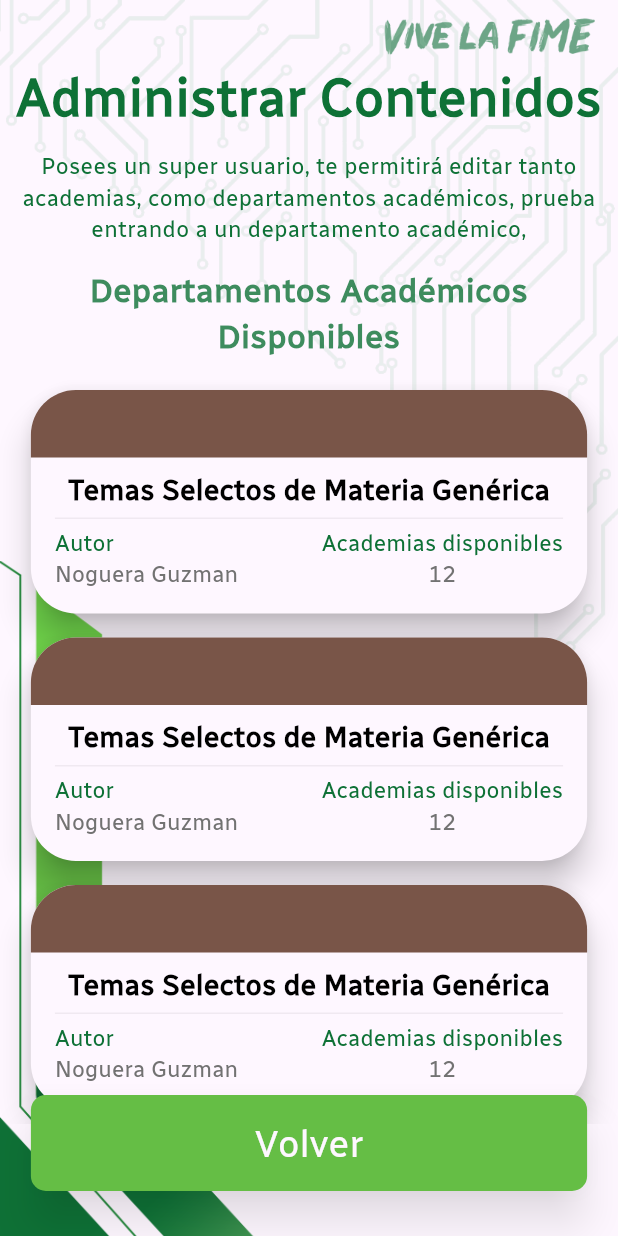
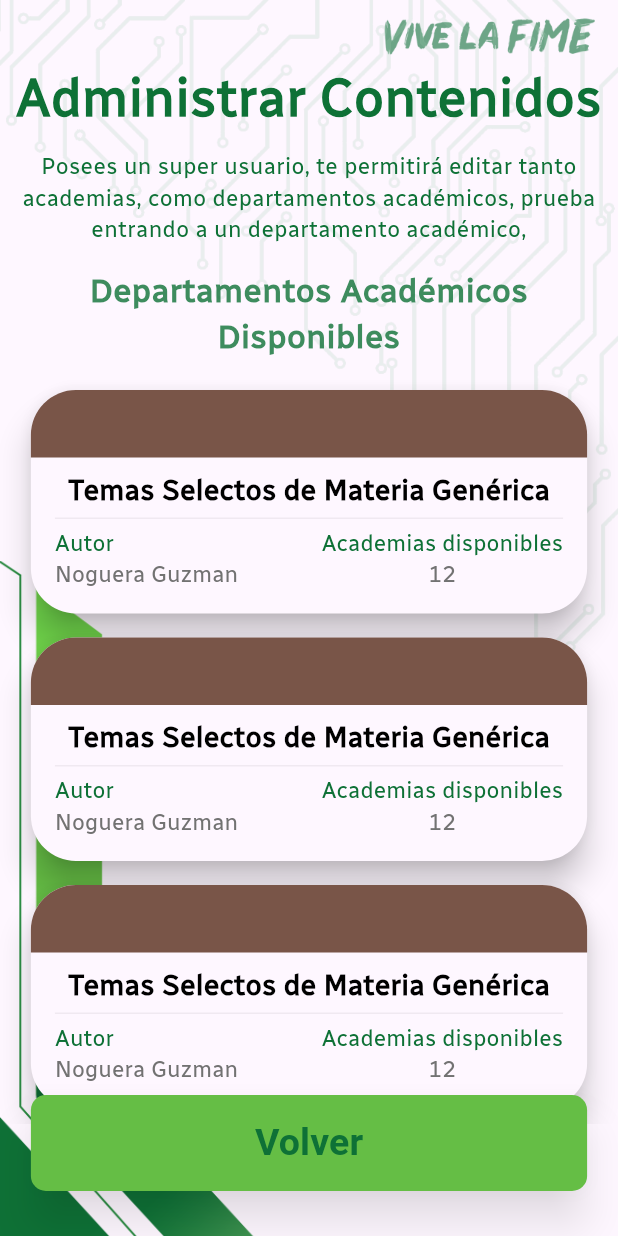
Before and after one commit to AntonioNoguera/project_atenea, a Flutter app: the screen it shows after launch, item 2 of the bottom bar chosen, after a tap on "Editar Contenidos", on a phone screen of 412 x 824 dp. Run offline on Flutter 3.47's test engine with Material 3 defaults, Android fonts, the phone set to English and light mode, and no system bars; our stand-ins replace cloud_firestore, file_picker, firebase_core, flutter_colorpicker, flutter_svg, fluttertoast and 2 more; accounts and stored records are empty.

Commit message:
WIP Feat [ Migrating Button V2  ]

```diff
--- a/lib/src/presentation/pages/home/content_management/manage_content_page.dart
+++ b/lib/src/presentation/pages/home/content_management/manage_content_page.dart
@@ -3,6 +3,8 @@ import 'package:flutter/material.dart';
 import 'package:proyect_atenea/src/presentation/pages/home/content_management/departments/academic_department_item_row.dart';
 import 'package:proyect_atenea/src/presentation/values/app_theme.dart';
 import 'package:proyect_atenea/src/presentation/widgets/atenea_button.dart';
+import 'package:proyect_atenea/src/presentation/widgets/atenea_button_v2.dart';
+import 'package:proyect_atenea/src/presentation/widgets/atenea_dialog.dart';
 import 'package:proyect_atenea/src/presentation/widgets/atenea_scaffold.dart';
 
 
@@ -89,9 +91,12 @@ class ManageContentPage extends StatelessWidget {
                   Row(
                     children: [
                       Expanded(
-                        child: AteneaButton(
+                        child: AteneaButtonV2(
                           text: 'Volver',
-                          backgroundColor: AppColors.secondaryColor,
+                          btnStyles: const AteneaButtonStyles(
+                            backgroundColor: AppColors.secondaryColor,
+                            textColor: AppColors.ateneaWhite,
+                          ),
                           onPressed: () {
                             Navigator.pop(context);
                           },
--- a/lib/src/presentation/pages/home/my_subects/my_subjects_page.dart
+++ b/lib/src/presentation/pages/home/my_subects/my_subjects_page.dart
@@ -2,6 +2,7 @@ import 'package:flutter/material.dart';
 import 'package:proyect_atenea/src/presentation/pages/home/my_subects/widgets/home_subject.dart';
 import 'package:proyect_atenea/src/presentation/values/app_theme.dart';
 import 'package:proyect_atenea/src/presentation/widgets/atenea_button.dart';
+import 'package:proyect_atenea/src/presentation/widgets/atenea_button_v2.dart';
 import 'package:proyect_atenea/src/presentation/widgets/atenea_scaffold.dart';
 
 class MySubjectsPage extends StatelessWidget {
@@ -30,10 +31,15 @@ class MySubjectsPage extends StatelessWidget {
 
             Padding(padding: EdgeInsets.symmetric(
               horizontal: MediaQuery.of(context).size.width * 0.05,),
-              child: AteneaButton(
+              child: AteneaButtonV2(
               text : 'Añadir Nueva Materia',
-              expandedText : true,
-              svgIcon: 'assets/svg/search.svg',
+              xpndText : true,
+
+              svgIcon : SvgButtonStyle(
+                svgPath: 'assets/svg/plus.svg',
+                svgDimentions: 20.0,
+              ),
+
               onPressed: () {
                 print("Pressed");
               }
--- a/lib/src/presentation/pages/home/profile/my_profile_page.dart
+++ b/lib/src/presentation/pages/home/profile/my_profile_page.dart
@@ -5,6 +5,7 @@ import 'package:proyect_atenea/src/presentation/pages/demos/color_picker_demo.da
 import 'package:proyect_atenea/src/presentation/pages/home/content_management/manage_content_page.dart';
 import 'package:proyect_atenea/src/presentation/values/app_theme.dart';
 import 'package:proyect_atenea/src/presentation/widgets/atenea_button.dart';
+import 'package:proyect_atenea/src/presentation/widgets/atenea_button_v2.dart';
 import 'package:proyect_atenea/src/presentation/widgets/atenea_dialog.dart';
 import 'package:proyect_atenea/src/presentation/widgets/atenea_page_animator.dart';
 import 'package:proyect_atenea/src/presentation/widgets/atenea_scaffold.dart';
@@ -36,10 +37,13 @@ class MyProfilePage extends StatelessWidget {
             const SizedBox(height: 20.0),
 
             if (userSession.userPermissions.academy.isNotEmpty || userSession.userPermissions.subject.isNotEmpty )  ...[
-              AteneaButton(
+              AteneaButtonV2(
                 text: 'Editar Contenidos',
-                expandedText: true,
-                svgIcon: 'assets/svg/subjects.svg',
+                xpndText: true,
+                svgIcon : SvgButtonStyle(
+                  svgPath: 'assets/svg/subjects.svg',
+                  svgDimentions: 20.0,
+                ),
                 onPressed: () {
                   Navigator.push(
                     context,
@@ -51,10 +55,13 @@ class MyProfilePage extends StatelessWidget {
             ],
 
             // Mostrar 'Editar Perfil' para todos los tipos de usuarios
-            AteneaButton(
+            AteneaButtonV2(
               text: 'Editar Perfil',
-              expandedText: true,
-              svgIcon: 'assets/svg/account_settings.svg',
+              xpndText: true,
+              svgIcon: SvgButtonStyle(
+                svgPath: 'assets/svg/account_settings.svg',
+                svgDimentions: 20.0
+              ),
               onPressed: () {
                 Navigator.push(
                     context,
@@ -66,10 +73,13 @@ class MyProfilePage extends StatelessWidget {
 
             // Mostrar 'Administrar Usuarios' solo si el usuario es super admin
             if (userSession.userPermissions.academy.isNotEmpty || userSession.userPermissions.subject.isNotEmpty )  ...[
-              AteneaButton(
+              AteneaButtonV2(
                 text: 'Administrar Usuarios',
-                expandedText: true,
-                svgIcon: 'assets/svg/user_list.svg',
+                xpndText: true,
+                 svgIcon : SvgButtonStyle(
+                svgPath: 'assets/svg/user_list.svg',
+                svgDimentions: 20.0,
+              ),
                 onPressed: () {
                   print('Administrar Usuarios Pressed');
                 },
@@ -80,9 +90,14 @@ class MyProfilePage extends StatelessWidget {
             const SizedBox(height: 20.0),
 
             // Botón de Cerrar Sesión (disponible para todos los tipos de usuarios)
-            AteneaButton(
+            AteneaButtonV2(
               text: 'Cerrar Sesión',
-              backgroundColor: AppColors.ateneaRed,
+
+              btnStyles: const AteneaButtonStyles(
+                backgroundColor: AppColors.ateneaRed,
+                textColor: AppColors.ateneaWhite,
+              ),
+
               onPressed: () {
                 showDialog(
                   context: context,
--- a/lib/src/presentation/widgets/atenea_button.dart
+++ b/lib/src/presentation/widgets/atenea_button.dart
@@ -2,7 +2,7 @@ import 'package:flutter/material.dart';
 import 'package:flutter_svg/flutter_svg.dart';
 import 'package:proyect_atenea/src/presentation/values/app_theme.dart';
 //DEPRECATED DEPRECATED DEPRECATED DEPRECATED DEPRECATED DEPRECATED DEPRECATED
-class AteneaButton extends StatelessWidget {
+class AteneaDeprecatedButton extends StatelessWidget {
   final String? text;
   final VoidCallback? onPressed;
   final Color backgroundColor;
@@ -16,7 +16,7 @@ class AteneaButton extends StatelessWidget {
   final bool enabledBorder;
   final bool expandedText;
 
-  AteneaButton({
+  AteneaDeprecatedButton({
     super.key,
     this.text,
     required this.onPressed,
--- a/lib/src/presentation/widgets/atenea_button_v2.dart
+++ b/lib/src/presentation/widgets/atenea_button_v2.dart
@@ -8,12 +8,10 @@ import 'package:proyect_atenea/src/presentation/widgets/atenea_dialog.dart';
 class SvgButtonStyle {
   final String svgPath;
   final double svgDimentions;
-  final Color svgTint;
 
   SvgButtonStyle({
     required this.svgPath,
     required this.svgDimentions,
-    required this.svgTint
     }
   );
 }
--- a/lib/src/presentation/widgets/atenea_dialog.dart
+++ b/lib/src/presentation/widgets/atenea_dialog.dart
@@ -1,6 +1,7 @@
 import 'package:flutter/material.dart';
 import 'package:proyect_atenea/src/presentation/values/app_theme.dart';
 import 'package:proyect_atenea/src/presentation/widgets/atenea_button.dart';
+import 'package:proyect_atenea/src/presentation/widgets/atenea_button_v2.dart';
 
 //In order to send only the button styles
 class AteneaButtonStyles {
@@ -66,9 +67,9 @@ class AteneaDialog extends StatelessWidget {
               return Expanded(
                 child: Padding(
                   padding: const EdgeInsets.symmetric(horizontal: 4.0),
-                  child: AteneaButton(
+                  child: AteneaButtonV2(
                     text: callback.textButton,
-                    backgroundColor: callback.buttonStyles.backgroundColor,
+                    btnStyles: callback.buttonStyles,
                     onPressed: callback.onPressedCallback,
                     textStyle: AppTextStyles.builder(
                       color: callback.buttonStyles.textColor,
```
Also changed, not shown: lib/src/presentation/pages/auth/login_page.dart (+8 -3 lines), lib/src/presentation/pages/auth/register_page.dart (+18 -5 lines), lib/src/presentation/pages/home/content_management/academies/create/academy_create_new_page.dart (+20 -12 lines), lib/src/presentation/pages/home/content_management/academies/detail/academy_detail_page.dart (+25 -11 lines), lib/src/presentation/pages/home/content_management/departments/academic_department_detail_page.dart (+22 -9 lines), lib/src/presentation/pages/home/content_management/subject/create/subject_create_new_page.dart (+25 -9 lines), lib/src/presentation/pages/home/content_management/subject/detail/subject_detail_page.dart (+9 -3 lines), lib/src/presentation/pages/home/content_management/subject/manage_content/subject_modify_content_page.dart (+8 -2 lines), lib/src/presentation/pages/home/content_management/subject/manage_content/widget/add_file_dialog.dart (+9 -2 lines), lib/src/presentation/widgets/atenea_folding_button.dart (+17 -7 lines).
